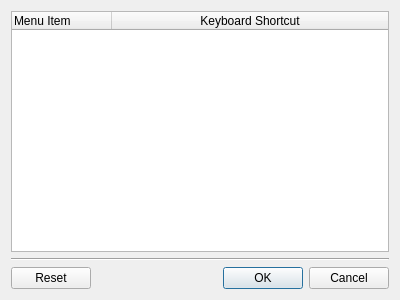
Before: the Qt Designer form src/dialogs/actiondialog.ui in madnight/chessx, drawn with Qt 5.
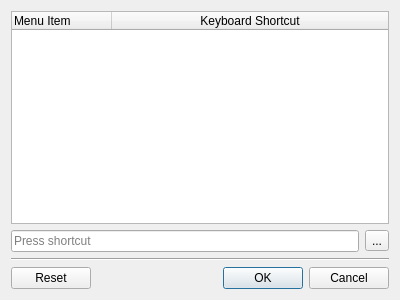
After: the same form once the commit is applied. Icons and pictures are not drawn.

Commit message: New feature: Edit shortcuts by pressing key

What changed in the file:
```diff
--- a/src/dialogs/actiondialog.ui
+++ b/src/dialogs/actiondialog.ui
@@ -36,7 +36,7 @@
        <string>Menu Item</string>
       </property>
       <property name="textAlignment">
-       <set>AlignLeft|AlignVCenter</set>
+       <set>AlignLeading|AlignVCenter</set>
       </property>
      </column>
      <column>
@@ -46,6 +46,24 @@
      </column>
     </widget>
    </item>
+   <item>
+    <layout class="QHBoxLayout" name="horizontalLayout_2">
+     <item>
+      <widget class="QKeySequenceEdit" name="keySequenceEdit"/>
+     </item>
+     <item>
+      <widget class="QToolButton" name="clearShortcut">
+       <property name="text">
+        <string>...</string>
+       </property>
+       <property name="icon">
+        <iconset resource="../../resources.qrc">
+         <normaloff>:/images/text_clear.png</normaloff>:/images/text_clear.png</iconset>
+       </property>
+      </widget>
+     </item>
+    </layout>
+   </item>
    <item>
     <widget class="Line" name="line">
      <property name="orientation">
```
Left out of the diff: 4 changed lines with no effect on the pictures. The commit also changes 3 other files.
